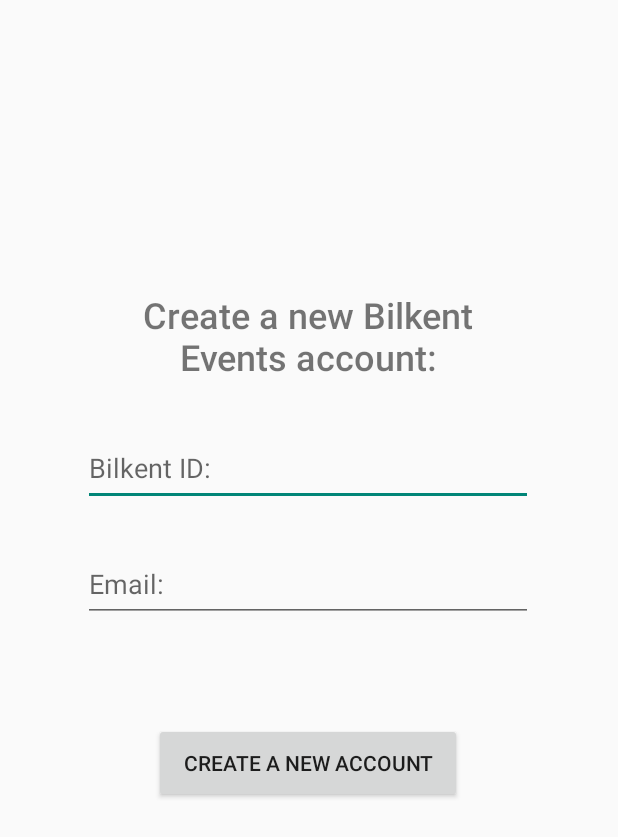
After one commit to yohanyou/BilkentEvents, an Android app: the layout create_account.xml on its own in the app's theme, with its tools: preview values and no code run, on a phone screen of 412 x 824 dp. The commit adds this screen. Shown: the top 837 px of the screen. Run offline under Robolectric (Android 15) with nearby library versions, the phone set to English and light mode, and no system bars.

Commit message:
Updates: -Made a create account page

```diff
--- a/app/build.gradle
+++ b/app/build.gradle
@@ -25,6 +25,7 @@ android {
         sourceCompatibility JavaVersion.VERSION_1_8
         targetCompatibility JavaVersion.VERSION_1_8
     }
+    namespace 'com.renaissance.bileve'
 }
 
 dependencies {
--- a/app/src/main/AndroidManifest.xml
+++ b/app/src/main/AndroidManifest.xml
@@ -1,6 +1,5 @@
 <?xml version="1.0" encoding="utf-8"?>
-<manifest xmlns:android="http://schemas.android.com/apk/res/android"
-    package="com.renaissance.bileve">
+<manifest xmlns:android="http://schemas.android.com/apk/res/android">
 
     <application
         android:allowBackup="true"
--- /dev/null
+++ b/app/src/main/res/layout/create_account.xml
@@ -0,0 +1,64 @@
+<?xml version="1.0" encoding="utf-8"?>
+    <androidx.constraintlayout.widget.ConstraintLayout xmlns:android="http://schemas.android.com/apk/res/android"
+    xmlns:app="http://schemas.android.com/apk/res-auto"
+    xmlns:tools="http://schemas.android.com/tools"
+    android:layout_width="match_parent"
+    android:layout_height="match_parent"
+    tools:context=".MainActivity">
+
+    <TextView
+        android:id="@+id/welcome"
+        android:layout_width="229dp"
+        android:layout_height="80dp"
+        android:fontFamily="sans-serif-medium"
+        android:gravity="center"
+        android:text="@string/create"
+        android:textSize="24sp"
+        app:layout_constraintBottom_toBottomOf="parent"
+        app:layout_constraintHorizontal_bias="0.495"
+        app:layout_constraintLeft_toLeftOf="parent"
+        app:layout_constraintRight_toRightOf="parent"
+        app:layout_constraintTop_toTopOf="parent"
+        app:layout_constraintVertical_bias="0.247" />
+
+    <EditText
+        android:id="@+id/email"
+        android:layout_width="300dp"
+        android:layout_height="50dp"
+        android:ems="10"
+        android:hint="@string/bilkent_id"
+        android:inputType="textEmailAddress"
+        app:layout_constraintBottom_toBottomOf="parent"
+        app:layout_constraintEnd_toEndOf="parent"
+        app:layout_constraintHorizontal_bias="0.495"
+        app:layout_constraintStart_toStartOf="parent"
+        app:layout_constraintTop_toTopOf="parent"
+        app:layout_constraintVertical_bias="0.371" />
+
+    <EditText
+        android:id="@+id/password"
+        android:layout_width="300dp"
+        android:layout_height="50dp"
+        android:ems="10"
+        android:hint="@string/email"
+        android:inputType="textPassword"
+        app:layout_constraintBottom_toBottomOf="parent"
+        app:layout_constraintEnd_toEndOf="parent"
+        app:layout_constraintHorizontal_bias="0.495"
+        app:layout_constraintStart_toStartOf="parent"
+        app:layout_constraintTop_toTopOf="parent"
+        app:layout_constraintVertical_bias="0.471" />
+
+    <Button
+        android:id="@+id/login"
+        android:layout_width="205dp"
+        android:layout_height="53dp"
+        android:text="@string/create_account"
+        app:layout_constraintBottom_toBottomOf="parent"
+        app:layout_constraintEnd_toEndOf="parent"
+        app:layout_constraintHorizontal_bias="0.498"
+        app:layout_constraintStart_toStartOf="parent"
+        app:layout_constraintTop_toTopOf="parent"
+        app:layout_constraintVertical_bias="0.625" />
+
+</androidx.constraintlayout.widget.ConstraintLayout>
--- a/app/src/main/res/values/strings.xml
+++ b/app/src/main/res/values/strings.xml
@@ -1,7 +1,9 @@
 <resources>
 
     <string name="app_name">BilkentEvents</string>
+    <string name="bilkent_id">Bilkent ID:</string>
     <string name="create_account">create a new account</string>
+    <string name="create">Create a new Bilkent Events account:</string>
     <string name="email">Email:</string>
     <string name="forgotPassword">forgot password?</string>
     <string name="password">Password:</string>
--- a/build.gradle
+++ b/build.gradle
@@ -1,7 +1,7 @@
 // Top-level build file where you can add configuration options common to all sub-projects/modules.
 plugins {
-    id 'com.android.application' version '7.1.2' apply false
-    id 'com.android.library' version '7.1.2' apply false
+    id 'com.android.application' version '7.3.1' apply false
+    id 'com.android.library' version '7.3.1' apply false
 }
 
 task clean(type: Delete) {
```
Also changed, not shown: gradle/wrapper/gradle-wrapper.properties.
